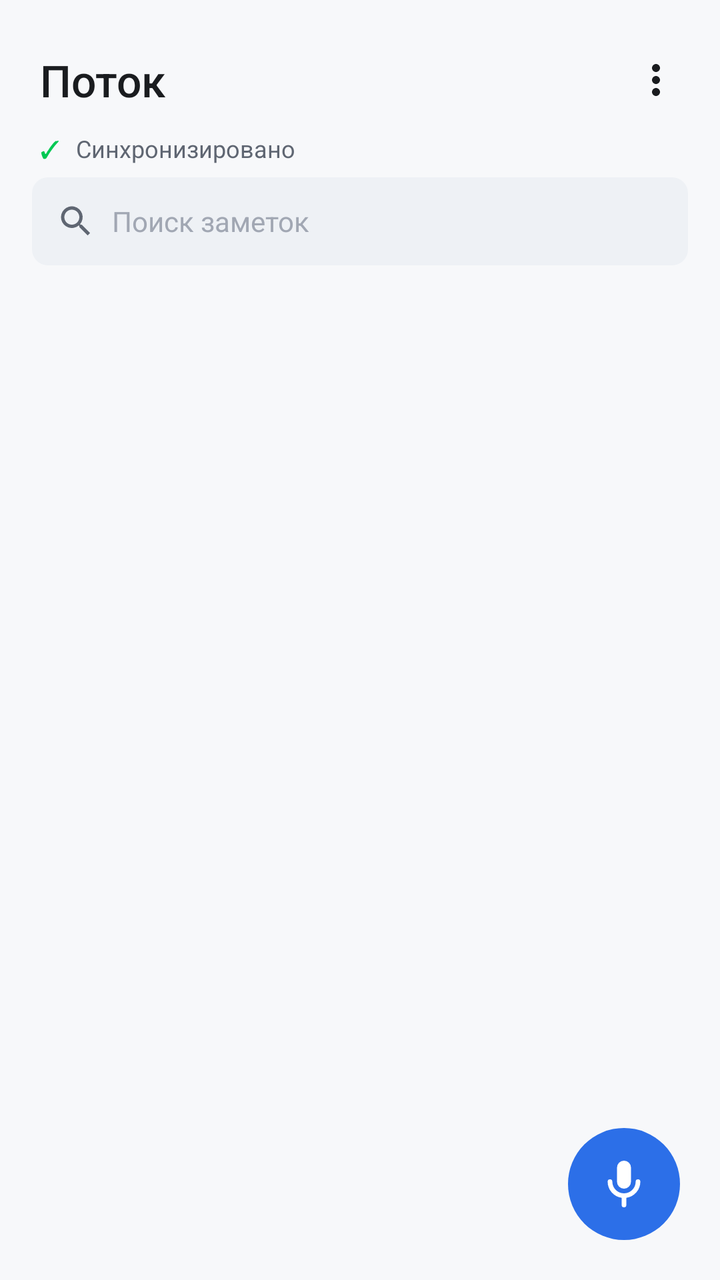
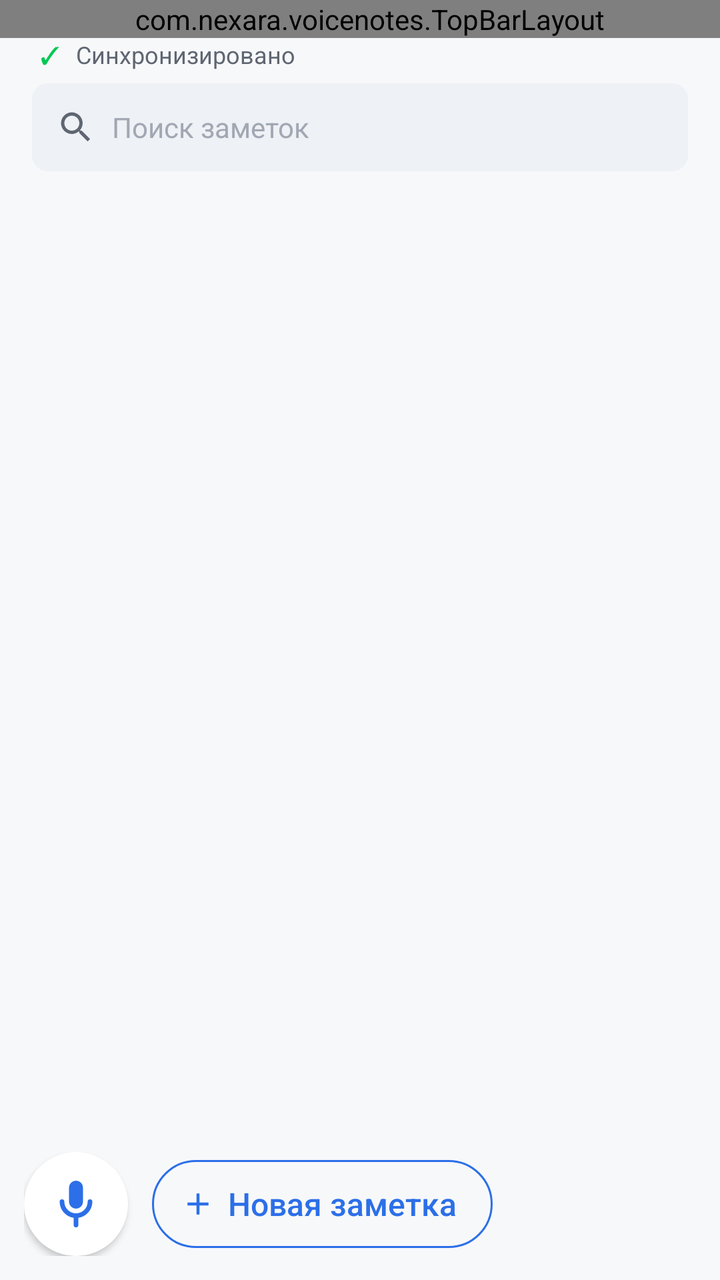

Compare the two renders of this Android layout. The source of the first and the diff that turns it into the second are given below.
<!-- AndroidManifest.xml: application theme Theme.VoiceNotes -->
<!-- res/layout/activity_main.xml -->
<?xml version="1.0" encoding="utf-8"?>
<FrameLayout xmlns:android="http://schemas.android.com/apk/res/android"
    android:layout_width="match_parent"
    android:layout_height="match_parent"
    android:background="@color/bg_app">

    <LinearLayout
        android:layout_width="match_parent"
        android:layout_height="match_parent"
        android:orientation="vertical">

        <LinearLayout
            android:layout_width="match_parent"
            android:layout_height="wrap_content"
            android:orientation="horizontal"
            android:paddingLeft="20dp"
            android:paddingRight="12dp"
            android:paddingTop="20dp"
            android:paddingBottom="4dp"
            android:gravity="center_vertical">

            <TextView
                android:layout_width="0dp"
                android:layout_height="wrap_content"
                android:layout_weight="1"
                android:textAppearance="@style/TextAppearance.Potok.Headline"
                android:textColor="@color/text_primary"
                android:text="Поток" />

            <ImageButton
                android:id="@+id/overflowBtn"
                android:layout_width="40dp"
                android:layout_height="40dp"
                android:background="?android:attr/selectableItemBackground"
                android:src="@drawable/ic_more"
                android:tint="@color/text_primary"
                android:scaleType="centerInside"
                android:contentDescription="Меню" />
        </LinearLayout>

        
        <LinearLayout
            android:id="@+id/syncBanner"
            android:layout_width="match_parent"
            android:layout_height="wrap_content"
            android:orientation="horizontal"
            android:paddingLeft="20dp"
            android:paddingRight="20dp"
            android:paddingTop="2dp"
            android:paddingBottom="6dp"
            android:gravity="center_vertical">

            <TextView
                android:id="@+id/syncIcon"
                android:layout_width="wrap_content"
                android:layout_height="wrap_content"
                android:textAppearance="@style/TextAppearance.Potok.Caption"
                android:textColor="@color/sync_ok"
                android:text="✓" />

            <TextView
                android:id="@+id/syncText"
                android:layout_width="match_parent"
                android:layout_height="wrap_content"
                android:layout_marginLeft="@dimen/space_s"
                android:textAppearance="@style/TextAppearance.Potok.Caption"
                android:textColor="@color/text_secondary"
                android:text="Синхронизировано" />
        </LinearLayout>

        
        <LinearLayout
            android:id="@+id/searchField"
            android:layout_width="match_parent"
            android:layout_height="44dp"
            android:orientation="horizontal"
            android:background="@drawable/bg_field"
            android:foreground="?android:attr/selectableItemBackground"
            android:layout_marginLeft="@dimen/space_l"
            android:layout_marginRight="@dimen/space_l"
            android:layout_marginBottom="@dimen/space_s"
            android:paddingLeft="@dimen/space_m"
            android:paddingRight="@dimen/space_m"
            android:gravity="center_vertical"
            android:clickable="true"
            android:focusable="true">

            <ImageView
                android:layout_width="20dp"
                android:layout_height="20dp"
                android:src="@drawable/ic_search"
                android:tint="@color/text_secondary"
                android:scaleType="centerInside"
                android:contentDescription="Поиск" />

            <TextView
                android:layout_width="match_parent"
                android:layout_height="wrap_content"
                android:layout_marginLeft="@dimen/space_s"
                android:textAppearance="@style/TextAppearance.Potok.Body"
                android:textColor="@color/potok_text_disabled"
                android:text="Поиск заметок" />
        </LinearLayout>

        <HorizontalScrollView
            android:layout_width="match_parent"
            android:layout_height="wrap_content"
            android:paddingLeft="16dp"
            android:paddingRight="16dp"
            android:paddingBottom="8dp"
            android:scrollbars="none"
            android:fillViewport="true">

            <LinearLayout
                android:id="@+id/chipsRow"
                android:layout_width="wrap_content"
                android:layout_height="wrap_content"
                android:orientation="horizontal" />
        </HorizontalScrollView>

        <FrameLayout
            android:layout_width="match_parent"
            android:layout_height="0dp"
            android:layout_weight="1">

            <ListView
                android:id="@+id/notes"
                android:layout_width="match_parent"
                android:layout_height="match_parent"
                android:divider="@android:color/transparent"
                android:dividerHeight="8dp"
                android:paddingLeft="@dimen/space_m"
                android:paddingRight="@dimen/space_m"
                android:paddingTop="4dp"
                android:paddingBottom="96dp"
                android:clipToPadding="false"
                android:scrollbars="none" />

            <TextView
                android:id="@+id/empty"
                android:layout_width="match_parent"
                android:layout_height="wrap_content"
                android:layout_gravity="center"
                android:text="🎤 Нажмите микрофон\nили скажите на часах"
                android:textAppearance="@style/TextAppearance.Potok.Title"
                android:textColor="@color/text_secondary"
                android:gravity="center"
                android:padding="32dp"
                android:lineSpacingExtra="4dp"
                android:visibility="gone" />
        </FrameLayout>
    </LinearLayout>

            <ImageButton
                android:id="@+id/recFab"
                android:layout_width="56dp"
                android:layout_height="56dp"
                android:layout_gravity="bottom|end"
                android:layout_margin="20dp"
                android:background="@drawable/bg_fab"
                android:src="@drawable/ic_mic"
                android:scaleType="center"
                android:contentDescription="Запись" />

            
            <LinearLayout
                android:id="@+id/recPill"
                android:layout_width="wrap_content"
                android:layout_height="40dp"
                android:layout_gravity="bottom|end"
                android:layout_marginRight="20dp"
                android:layout_marginBottom="88dp"
                android:orientation="horizontal"
                android:gravity="center_vertical"
                android:background="@drawable/bg_pill"
                android:paddingLeft="14dp"
                android:paddingRight="14dp"
                android:elevation="2dp"
                android:visibility="gone">

                <View
                    android:id="@+id/recLevelDot"
                    android:layout_width="8dp"
                    android:layout_height="8dp"
                    android:background="@drawable/bg_dot_green" />

                <TextView
                    android:id="@+id/recTimer"
                    android:layout_width="wrap_content"
                    android:layout_height="wrap_content"
                    android:layout_marginLeft="8dp"
                    android:textAppearance="@style/TextAppearance.Potok.Body"
                    android:textColor="@color/text_primary"
                    android:text="0:00" />
            </LinearLayout>
        </FrameLayout>
<!-- resources referenced by this layout -->
<resources>
  <color name="bg_app">#F7F8FA</color>
  <color name="potok_text_disabled">#A1A7B3</color>
  <color name="sync_ok">#00C853</color>
  <color name="text_primary">#1A1C1F</color>
  <color name="text_secondary">#5F6672</color>
  <dimen name="space_l">16dp</dimen>
  <dimen name="space_m">12dp</dimen>
  <dimen name="space_s">8dp</dimen>
  <!-- drawable bg_dot_green (drawable) -->
  <?xml version="1.0" encoding="utf-8"?>
  <shape xmlns:android="http://schemas.android.com/apk/res/android"
      android:shape="oval">
      <solid android:color="@color/rec_green" />
  </shape>
  <!-- drawable bg_fab (drawable) -->
  <?xml version="1.0" encoding="utf-8"?>
  <selector xmlns:android="http://schemas.android.com/apk/res/android">
      <item android:state_pressed="true">
          <shape android:shape="oval">
              <solid android:color="#1E5BC6" />
          </shape>
      </item>
      <item>
          <shape android:shape="oval">
              <solid android:color="@color/accent_blue" />
          </shape>
      </item>
  </selector>
  <!-- drawable bg_field (drawable) -->
  <?xml version="1.0" encoding="utf-8"?>
  <shape xmlns:android="http://schemas.android.com/apk/res/android"
      android:shape="rectangle">
      <solid android:color="@color/potok_surface_secondary" />
      <corners android:radius="@dimen/radius_s" />
  </shape>
  <!-- drawable bg_pill (drawable) -->
  <?xml version="1.0" encoding="utf-8"?>
  <shape xmlns:android="http://schemas.android.com/apk/res/android"
      android:shape="rectangle">
      <solid android:color="@color/bg_card" />
      <corners android:radius="20dp" />
  </shape>
  <!-- drawable ic_more (drawable) -->
  <?xml version="1.0" encoding="utf-8"?>
  <vector xmlns:android="http://schemas.android.com/apk/res/android"
      android:width="24dp"
      android:height="24dp"
      android:viewportWidth="24"
      android:viewportHeight="24">
      <path
          android:fillColor="#000000"
          android:pathData="M12,8c1.1,0 2,-.9 2,-2s-.9,-2 -2,-2 -2,.9 -2,2 .9,2 2,2z M12,10c-1.1,0 -2,.9 -2,2s.9,2 2,2 2,-.9 2,-2 -.9,-2 -2,-2z M12,16c-1.1,0 -2,.9 -2,2s.9,2 2,2 2,-.9 2,-2 -.9,-2 -2,-2z" />
  </vector>
  <style name="TextAppearance.Potok.Body">
          <item name="android:textSize">14sp</item>
          <item name="android:lineSpacingExtra">6dp</item>
          <item name="android:fontFamily">sans-serif</item>
      </style>
  <style name="TextAppearance.Potok.Caption">
          <item name="android:textSize">12sp</item>
          <item name="android:lineSpacingExtra">4dp</item>
          <item name="android:fontFamily">sans-serif</item>
      </style>
  <style name="TextAppearance.Potok.Headline">
          <item name="android:textSize">22sp</item>
          <item name="android:lineSpacingExtra">6dp</item>
          <item name="android:fontFamily">sans-serif-medium</item>
          <item name="android:textFontWeight" tools:targetApi="28">500</item>
      </style>
  <style name="TextAppearance.Potok.Title">
          <item name="android:textSize">16sp</item>
          <item name="android:lineSpacingExtra">8dp</item>
          <item name="android:fontFamily">sans-serif-medium</item>
          <item name="android:textFontWeight" tools:targetApi="28">500</item>
      </style>
  <color name="rec_green">#00E676</color>
  <color name="accent_blue">#2C6FE8</color>
  <color name="potok_surface_secondary">#EEF1F5</color>
  <dimen name="radius_s">8dp</dimen>
  <color name="bg_card">#FFFFFF</color>
  <color name="primary">#2C6FE8</color>
  <color name="primary_dark">#1E5BC6</color>
  <color name="accent">#2C6FE8</color>
  <!-- unchanged entries left out for length: 3 -->
</resources>

<!-- the commit's change to res/layout/activity_main.xml (unified diff, before → after) -->
@@ -9,34 +9,13 @@
         android:layout_height="match_parent"
         android:orientation="vertical">
 
-        <LinearLayout
+        
+        <com.nexara.voicenotes.TopBarLayout
+            android:id="@+id/topBar"
             android:layout_width="match_parent"
             android:layout_height="wrap_content"
-            android:orientation="horizontal"
-            android:paddingLeft="20dp"
-            android:paddingRight="12dp"
-            android:paddingTop="20dp"
-            android:paddingBottom="4dp"
-            android:gravity="center_vertical">
-
-            <TextView
-                android:layout_width="0dp"
-                android:layout_height="wrap_content"
-                android:layout_weight="1"
-                android:textAppearance="@style/TextAppearance.Potok.Headline"
-                android:textColor="@color/text_primary"
-                android:text="Поток" />
-
-            <ImageButton
-                android:id="@+id/overflowBtn"
-                android:layout_width="40dp"
-                android:layout_height="40dp"
-                android:background="?android:attr/selectableItemBackground"
-                android:src="@drawable/ic_more"
-                android:tint="@color/text_primary"
-                android:scaleType="centerInside"
-                android:contentDescription="Меню" />
-        </LinearLayout>
+            android:paddingLeft="12dp"
+            android:paddingRight="2dp" />
 
         
         <LinearLayout
@@ -46,7 +25,7 @@
             android:orientation="horizontal"
             android:paddingLeft="20dp"
             android:paddingRight="20dp"
-            android:paddingTop="2dp"
+            android:paddingTop="0dp"
             android:paddingBottom="6dp"
             android:gravity="center_vertical">
 
@@ -132,7 +111,7 @@
                 android:paddingLeft="@dimen/space_m"
                 android:paddingRight="@dimen/space_m"
                 android:paddingTop="4dp"
-                android:paddingBottom="96dp"
+                android:paddingBottom="80dp"
                 android:clipToPadding="false"
                 android:scrollbars="none" />
 
@@ -148,34 +127,74 @@
                 android:padding="32dp"
                 android:lineSpacingExtra="4dp"
                 android:visibility="gone" />
-        </FrameLayout>
-    </LinearLayout>
-
-            <ImageButton
-                android:id="@+id/recFab"
-                android:layout_width="56dp"
-                android:layout_height="56dp"
-                android:layout_gravity="bottom|end"
-                android:layout_margin="20dp"
-                android:background="@drawable/bg_fab"
-                android:src="@drawable/ic_mic"
-                android:scaleType="center"
-                android:contentDescription="Запись" />
+
+            
+            <LinearLayout
+                android:layout_width="match_parent"
+                android:layout_height="wrap_content"
+                android:layout_gravity="bottom"
+                android:orientation="horizontal"
+                android:paddingLeft="@dimen/space_m"
+                android:paddingRight="@dimen/space_m"
+                android:paddingBottom="@dimen/space_m"
+                android:gravity="center_vertical">
+
+                <ImageButton
+                    android:id="@+id/recFab"
+                    android:layout_width="52dp"
+                    android:layout_height="52dp"
+                    android:background="@drawable/bg_fab"
+                    android:src="@drawable/ic_mic"
+                    android:tint="@color/accent_blue"
+                    android:scaleType="center"
+                    android:elevation="2dp"
+                    android:contentDescription="Запись" />
+
+                <LinearLayout
+                    android:id="@+id/newNoteBtn"
+                    android:layout_width="wrap_content"
+                    android:layout_height="44dp"
+                    android:orientation="horizontal"
+                    android:layout_marginLeft="@dimen/space_m"
+                    android:background="@drawable/bg_btn_new_note"
+                    android:paddingLeft="14dp"
+                    android:paddingRight="18dp"
+                    android:gravity="center_vertical"
+                    android:clickable="true"
+                    android:focusable="true">
+
+                    <ImageView
+                        android:layout_width="18dp"
+                        android:layout_height="18dp"
+                        android:src="@drawable/ic_add"
+                        android:tint="@color/accent_blue"
+                        android:scaleType="centerInside"
+                        android:contentDescription="Добавить" />
+
+                    <TextView
+                        android:layout_width="wrap_content"
+                        android:layout_height="wrap_content"
+                        android:layout_marginLeft="6dp"
+                        android:textAppearance="@style/TextAppearance.Potok.Title"
+                        android:textColor="@color/accent_blue"
+                        android:text="Новая заметка" />
+                </LinearLayout>
+            </LinearLayout>
 
             
             <LinearLayout
                 android:id="@+id/recPill"
                 android:layout_width="wrap_content"
                 android:layout_height="40dp"
-                android:layout_gravity="bottom|end"
-                android:layout_marginRight="20dp"
-                android:layout_marginBottom="88dp"
+                android:layout_gravity="bottom|start"
+                android:layout_marginLeft="80dp"
+                android:layout_marginBottom="@dimen/space_m"
                 android:orientation="horizontal"
                 android:gravity="center_vertical"
                 android:background="@drawable/bg_pill"
                 android:paddingLeft="14dp"
                 android:paddingRight="14dp"
-                android:elevation="2dp"
+                android:elevation="4dp"
                 android:visibility="gone">
 
                 <View
@@ -194,3 +213,5 @@
                     android:text="0:00" />
             </LinearLayout>
         </FrameLayout>
+    </LinearLayout>
+</FrameLayout>
<!-- resource entries referenced after the edit -->
@@ -8,6 +8,23 @@
   <dimen name="space_l">16dp</dimen>
   <dimen name="space_m">12dp</dimen>
   <dimen name="space_s">8dp</dimen>
+  <!-- drawable bg_btn_new_note (drawable) -->
+  <?xml version="1.0" encoding="utf-8"?>
+  <selector xmlns:android="http://schemas.android.com/apk/res/android">
+      <item android:state_pressed="true">
+          <shape android:shape="rectangle">
+              <solid android:color="@color/accent_blue_soft" />
+              <corners android:radius="22dp" />
+          </shape>
+      </item>
+      <item>
+          <shape android:shape="rectangle">
+              <solid android:color="@android:color/transparent" />
+              <corners android:radius="22dp" />
+              <stroke android:width="1dp" android:color="@color/accent_blue" />
+          </shape>
+      </item>
+  </selector>
   <!-- drawable bg_dot_green (drawable) -->
   <?xml version="1.0" encoding="utf-8"?>
   <shape xmlns:android="http://schemas.android.com/apk/res/android"
@@ -19,12 +36,12 @@
   <selector xmlns:android="http://schemas.android.com/apk/res/android">
       <item android:state_pressed="true">
           <shape android:shape="oval">
-              <solid android:color="#1E5BC6" />
+              <solid android:color="@color/potok_surface_secondary" />
           </shape>
       </item>
       <item>
           <shape android:shape="oval">
-              <solid android:color="@color/accent_blue" />
+              <solid android:color="@color/bg_card" />
           </shape>
       </item>
   </selector>
@@ -42,7 +59,7 @@
       <solid android:color="@color/bg_card" />
       <corners android:radius="20dp" />
   </shape>
-  <!-- drawable ic_more (drawable) -->
+  <!-- drawable ic_add (drawable) -->
   <?xml version="1.0" encoding="utf-8"?>
   <vector xmlns:android="http://schemas.android.com/apk/res/android"
       android:width="24dp"
@@ -51,7 +68,7 @@
       android:viewportHeight="24">
       <path
           android:fillColor="#000000"
-          android:pathData="M12,8c1.1,0 2,-.9 2,-2s-.9,-2 -2,-2 -2,.9 -2,2 .9,2 2,2z M12,10c-1.1,0 -2,.9 -2,2s.9,2 2,2 2,-.9 2,-2 -.9,-2 -2,-2z M12,16c-1.1,0 -2,.9 -2,2s.9,2 2,2 2,-.9 2,-2 -.9,-2 -2,-2z" />
+          android:pathData="M19,13h-6v6h-2v-6H5v-2h6V5h2v6h6v2z" />
   </vector>
   <style name="TextAppearance.Potok.Body">
           <item name="android:textSize">14sp</item>
@@ -63,18 +80,13 @@
           <item name="android:lineSpacingExtra">4dp</item>
           <item name="android:fontFamily">sans-serif</item>
       </style>
-  <style name="TextAppearance.Potok.Headline">
-          <item name="android:textSize">22sp</item>
-          <item name="android:lineSpacingExtra">6dp</item>
-          <item name="android:fontFamily">sans-serif-medium</item>
-          <item name="android:textFontWeight" tools:targetApi="28">500</item>
-      </style>
   <style name="TextAppearance.Potok.Title">
           <item name="android:textSize">16sp</item>
           <item name="android:lineSpacingExtra">8dp</item>
           <item name="android:fontFamily">sans-serif-medium</item>
           <item name="android:textFontWeight" tools:targetApi="28">500</item>
       </style>
+  <color name="accent_blue_soft">#E8F0FD</color>
   <color name="rec_green">#00E676</color>
   <color name="accent_blue">#2C6FE8</color>
   <color name="potok_surface_secondary">#EEF1F5</color>
